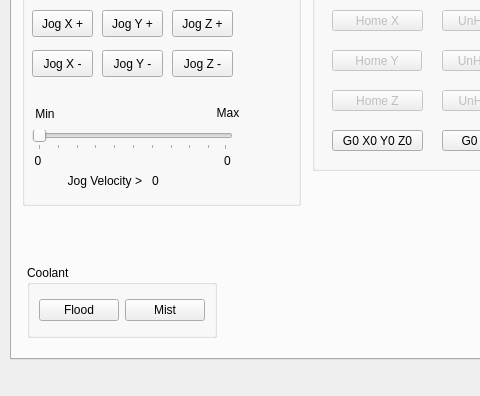
Qt form examples/mill_3_plot/mill_3_plot.ui (jethornton/flexgui) before a commit; both pictures show x 0 to 480 and y 274 to 670 of the 918 by 670 pixel window.
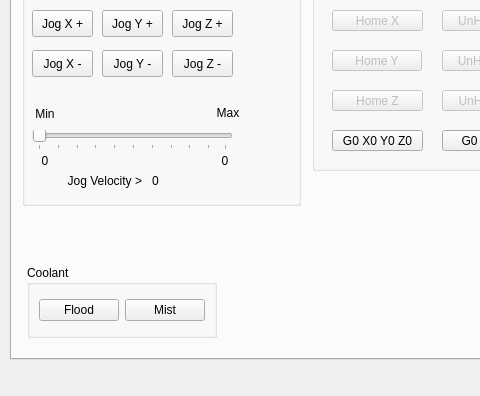
The same form after that commit. The open tabs and pages were chosen to show the change.

Commit message: 07/26/2025 update examples for velocity label change

The edit to the form file:
```diff
--- a/examples/mill_3_plot/mill_3_plot.ui
+++ b/examples/mill_3_plot/mill_3_plot.ui
@@ -1004,7 +1004,7 @@
         <rect>
          <x>0</x>
          <y>210</y>
-         <width>32</width>
+         <width>46</width>
          <height>21</height>
         </rect>
        </property>
@@ -1018,9 +1018,9 @@
       <widget class="QLabel" name="max_jog_vel_lb">
        <property name="geometry">
         <rect>
-         <x>190</x>
+         <x>180</x>
          <y>210</y>
-         <width>31</width>
+         <width>46</width>
          <height>21</height>
         </rect>
        </property>
```
Left out of the diff: 4 changed lines with no effect on the pictures. The commit also changes 4 other files.
